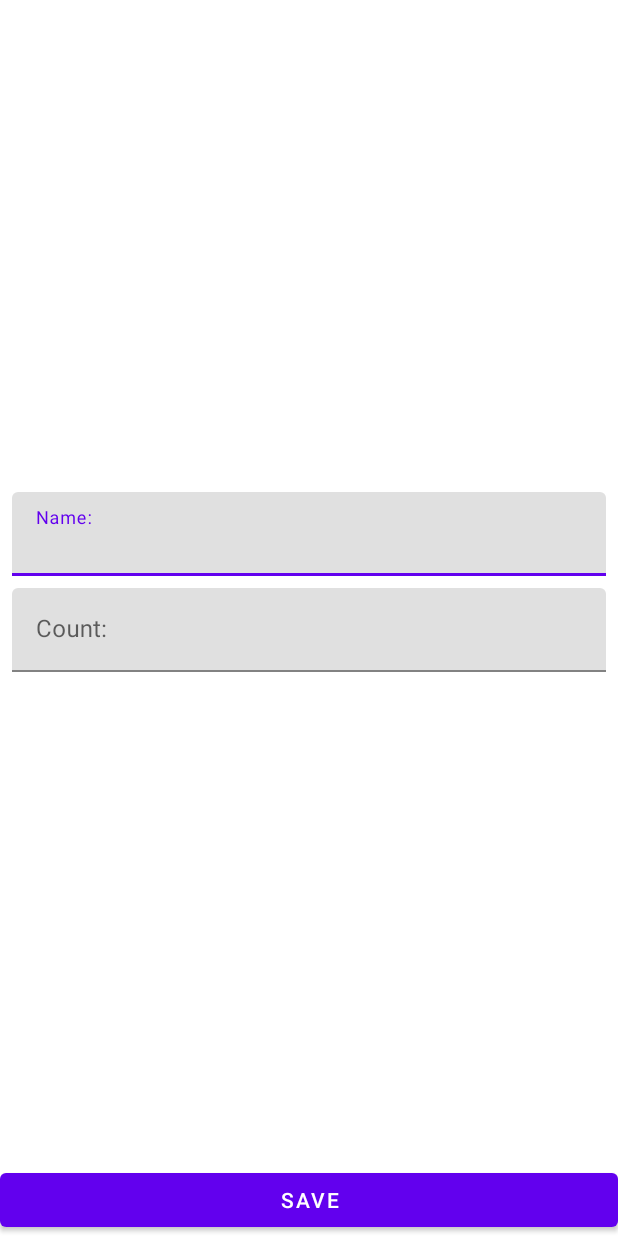
After one commit to morj12/android-guided-projects, an Android app: the layout activity_shop_item.xml on its own in the app's theme, with its tools: preview values and no code run, on a phone screen of 412 x 824 dp. The commit adds this screen. Run offline under Robolectric (Android 15) with nearby library versions, the phone set to English and light mode, and no system bars.

Commit message:
Add ShopItemActivity

```diff
--- a/shoppinglist/app/src/main/java/com/example/shoppinglist/presentation/ShopListAdapter.kt
+++ b/shoppinglist/app/src/main/java/com/example/shoppinglist/presentation/ShopListAdapter.kt
@@ -26,9 +26,8 @@ class ShopListAdapter : ListAdapter<ShopItem, ShopItemViewHolder>(ShopItemDiffCa
         val item = getItem(position)
         holder.binding.tvName.text = item.name
         holder.binding.tvCount.text = item.count.toString()
-        holder.binding.root.setOnLongClickListener {
+        holder.binding.root.setOnClickListener {
             onShopItemClickListener?.invoke(item)
-            true
         }
         holder.binding.root.setOnLongClickListener {
             onShopItemLongClickListener?.invoke(item)
--- a/shoppinglist/app/src/main/res/layout/activity_main.xml
+++ b/shoppinglist/app/src/main/res/layout/activity_main.xml
@@ -23,11 +23,9 @@
         android:layout_height="wrap_content"
         android:layout_marginEnd="16dp"
         android:layout_marginBottom="16dp"
-        android:clickable="true"
         android:contentDescription="@string/add_new_shop_item"
         app:layout_constraintBottom_toBottomOf="parent"
         app:layout_constraintEnd_toEndOf="parent"
-        app:srcCompat="@drawable/ic_add"
-        android:focusable="true" />
+        app:srcCompat="@drawable/ic_add" />
 
 </androidx.constraintlayout.widget.ConstraintLayout>
--- /dev/null
+++ b/shoppinglist/app/src/main/res/layout/activity_shop_item.xml
@@ -0,0 +1,63 @@
+<?xml version="1.0" encoding="utf-8"?>
+<androidx.constraintlayout.widget.ConstraintLayout xmlns:android="http://schemas.android.com/apk/res/android"
+    xmlns:app="http://schemas.android.com/apk/res-auto"
+    xmlns:tools="http://schemas.android.com/tools"
+    android:layout_width="match_parent"
+    android:layout_height="match_parent"
+    tools:context=".presentation.ShopItemActivity">
+
+    <com.google.android.material.textfield.TextInputLayout
+        android:id="@+id/til_name"
+        android:layout_width="0dp"
+        android:layout_height="wrap_content"
+        android:layout_marginStart="8dp"
+        android:layout_marginEnd="8dp"
+        android:layout_marginBottom="4dp"
+        app:layout_constraintEnd_toEndOf="parent"
+        app:layout_constraintStart_toStartOf="parent"
+        app:layout_constraintTop_toTopOf="parent"
+        app:layout_constraintBottom_toTopOf="@+id/til_count"
+        app:layout_constraintVertical_chainStyle="packed"
+        >
+
+        <com.google.android.material.textfield.TextInputEditText
+            android:id="@+id/et_name"
+            android:layout_width="match_parent"
+            android:layout_height="wrap_content"
+            android:hint="@string/hint_name"
+            android:inputType="textCapWords"
+            />
+
+    </com.google.android.material.textfield.TextInputLayout>
+
+    <com.google.android.material.textfield.TextInputLayout
+        android:id="@+id/til_count"
+        android:layout_width="0dp"
+        android:layout_height="wrap_content"
+        android:layout_marginStart="8dp"
+        android:layout_marginTop="4dp"
+        android:layout_marginEnd="8dp"
+        app:layout_constraintBottom_toTopOf="@+id/save_button"
+        app:layout_constraintEnd_toEndOf="parent"
+        app:layout_constraintStart_toStartOf="parent"
+        app:layout_constraintTop_toBottomOf="@id/til_name">
+
+        <com.google.android.material.textfield.TextInputEditText
+            android:id="@+id/et_count"
+            android:layout_width="match_parent"
+            android:layout_height="wrap_content"
+            android:hint="@string/hint_count"
+            android:inputType="number"/>
+
+    </com.google.android.material.textfield.TextInputLayout>
+
+    <Button
+        android:id="@+id/save_button"
+        android:layout_width="0dp"
+        android:layout_height="wrap_content"
+        android:text="@string/save"
+        app:layout_constraintBottom_toBottomOf="parent"
+        app:layout_constraintEnd_toEndOf="parent"
+        app:layout_constraintStart_toStartOf="parent"/>
+
+</androidx.constraintlayout.widget.ConstraintLayout>
--- a/shoppinglist/app/src/main/res/values/strings.xml
+++ b/shoppinglist/app/src/main/res/values/strings.xml
@@ -1,4 +1,9 @@
 <resources>
     <string name="app_name">shoppinglist</string>
     <string name="add_new_shop_item">Add new shop item</string>
+    <string name="hint_name">Name:</string>
+    <string name="hint_count">Count:</string>
+    <string name="save">Save</string>
+    <string name="error_input_count">Incorrect count input</string>
+    <string name="error_input_name">Incorrent name input</string>
 </resources>
```
Also changed, not shown: shoppinglist/app/src/main/AndroidManifest.xml (+8 -0 lines), shoppinglist/app/src/main/java/com/example/shoppinglist/presentation/MainActivity.kt (+12 -1 lines), shoppinglist/app/src/main/java/com/example/shoppinglist/presentation/ShopItemActivity.kt (added, +133 -0 lines), shoppinglist/app/src/main/java/com/example/shoppinglist/presentation/ShopItemViewModel.kt (added, +101 -0 lines).
